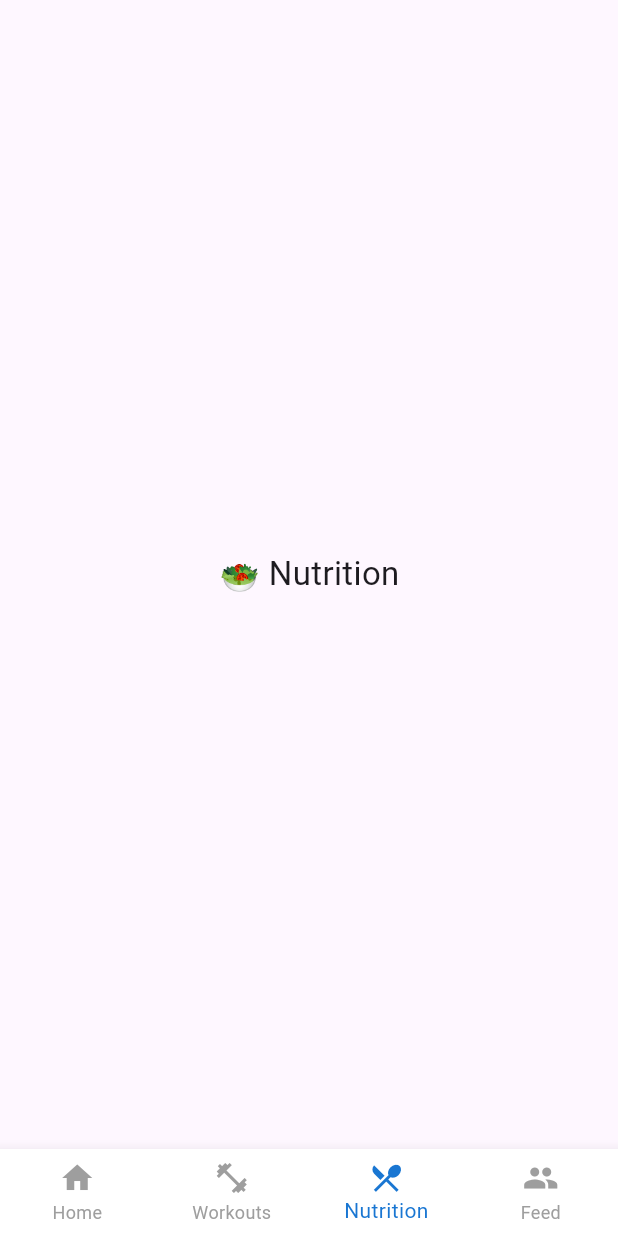
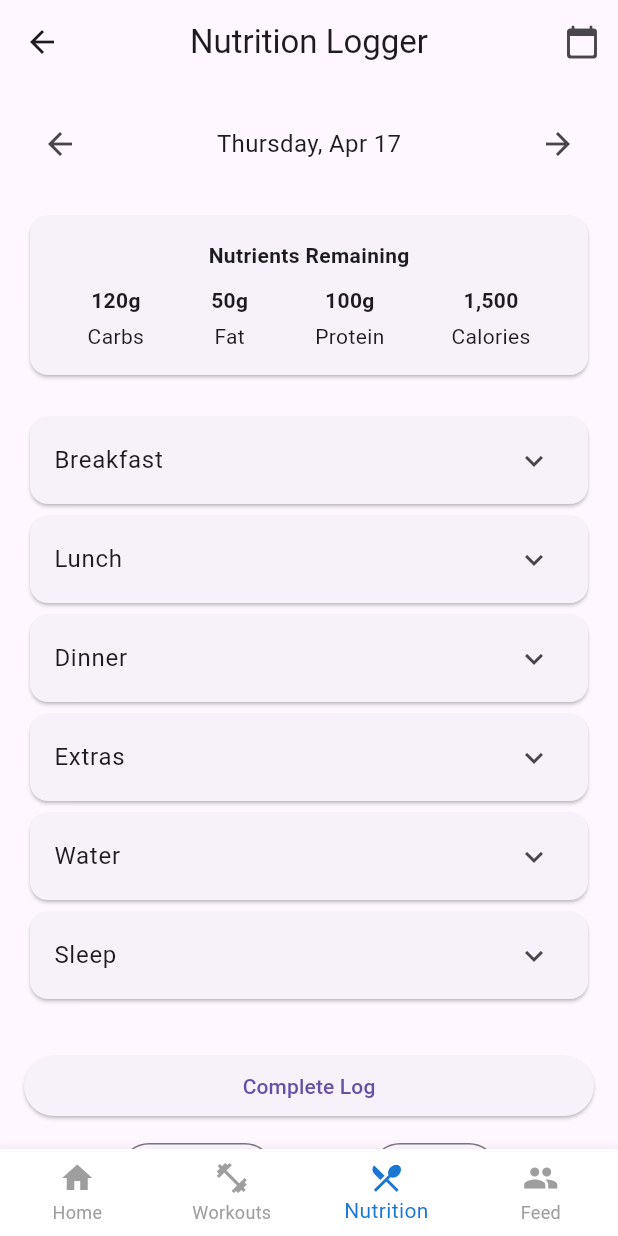
Before and after one commit to greg-rogers/Strive-Health-and-Nutriton, a Flutter app: the MainScaffold screen opened by its route, item 3 of the bottom bar chosen, on a phone screen of 412 x 824 dp. Run offline on Flutter 3.47's test engine with Material 3 defaults, Android fonts, the phone set to English and light mode, and no system bars; our stand-ins replace cloud_firestore, firebase_auth, firebase_core, firebase_storage, image_picker, logger and 1 more; accounts and stored records are empty.

Commit message:
Added basic nutrition UI, uploaded dataset uploaded nutrition dataset to Firebase using python script to clean data, excluded firebase key

```diff
--- a/lib/main.dart
+++ b/lib/main.dart
@@ -31,9 +31,10 @@ class MyApp extends StatelessWidget {
 
         '/home': (context) => const MainScaffold(initialIndex: 0),
         '/workout': (context) => const MainScaffold(initialIndex: 1),
-        '/feed': (context) => const MainScaffold(initialIndex: 2),
-        '/profile': (context) => const MainScaffold(initialIndex: 3),
+        '/nutrition': (context) => const MainScaffold(initialIndex: 2),
+        '/feed': (context) => const MainScaffold(initialIndex: 3),
 
+        '/profile' : (context) => const ProfileScreen(),
         '/notifications': (context) => const NotificationsScreen(),
         '/search': (context) => const SearchUsersScreen(),
         '/publicprofile': (context) {
--- /dev/null
+++ b/lib/screens/nutrition.dart
@@ -0,0 +1,129 @@
+import 'package:flutter/material.dart';
+import 'package:intl/intl.dart';
+
+
+class NutritionScreen extends StatelessWidget {
+  const NutritionScreen({super.key});
+
+  @override
+  Widget build(BuildContext context) {
+    final today = DateTime.now();
+
+    return Scaffold(
+      appBar: AppBar(
+        title: const Text('Nutrition Logger'),
+        actions: [
+          IconButton(
+            icon: Icon(Icons.calendar_today_rounded),
+            onPressed: () => NutritionScreen(),
+          ),
+        ],
+        centerTitle: true,
+      ),
+      body: ListView(
+        padding: const EdgeInsets.all(16),
+        children: [
+          Row(
+            mainAxisAlignment: MainAxisAlignment.spaceBetween,
+            children: [
+              IconButton(icon: const Icon(Icons.arrow_back), onPressed: () {}),
+              Text(DateFormat('EEEE, MMM d').format(today), style: const TextStyle(fontSize: 16)),
+              IconButton(icon: const Icon(Icons.arrow_forward), onPressed: () {}),
+            ],
+          ),
+
+          const SizedBox(height: 20),
+
+          // Calories Overview
+          _buildCaloriesCard(),
+
+          const SizedBox(height: 20),
+
+          // Meal Sections
+          _buildMealSection(context, "Breakfast"),
+          _buildMealSection(context, "Lunch"),
+          _buildMealSection(context, "Dinner"),
+          _buildMealSection(context, "Extras"),
+          _buildMealSection(context, "Water"),
+          _buildMealSection(context, "Sleep"),
+
+          const SizedBox(height: 30),
+
+          // Complete + Bottom Buttons
+          ElevatedButton(
+            onPressed: () {},
+            child: const Text("Complete Log"),
+          ),
+          const SizedBox(height: 10),
+          Row(
+            mainAxisAlignment: MainAxisAlignment.spaceEvenly,
+            children: [
+              OutlinedButton(onPressed: () {}, child: const Text("Nutrition")),
+              OutlinedButton(onPressed: () {}, child: const Text("Notes")),
+            ],
+          )
+        ],
+      ),
+    );
+  }
+
+  Widget _buildCaloriesCard() {
+    return Card(
+      child: Padding(
+        padding: const EdgeInsets.all(16),
+        child: Column(
+          children: const [
+            Text("Nutrients Remaining", style: TextStyle(fontWeight: FontWeight.bold)),
+            SizedBox(height: 10),
+            Row(
+              mainAxisAlignment: MainAxisAlignment.spaceAround,
+              children: [
+                _NutrientColumn(label: "Carbs", value: "120g"),
+                _NutrientColumn(label: "Fat", value: "50g"),
+                _NutrientColumn(label: "Protein", value: "100g"),
+                _NutrientColumn(label: "Calories", value: "1,500"),
+              ],
+            )
+          ],
+        ),
+      ),
+    );
+  }
+
+  Widget _buildMealSection(BuildContext context, String meal) {
+    return Card(
+      child: ExpansionTile(
+        title: Text(meal),
+        children: [
+          ListTile(
+            title: const Text("No items added"),
+            trailing: TextButton(
+              onPressed: () {
+                // Navigate to food search screen
+              },
+              child: const Text("Add Food"),
+            ),
+          )
+        ],
+      ),
+    );
+  }
+}
+
+class _NutrientColumn extends StatelessWidget {
+  final String label;
+  final String value;
+
+  const _NutrientColumn({required this.label, required this.value});
+
+  @override
+  Widget build(BuildContext context) {
+    return Column(
+      children: [
+        Text(value, style: const TextStyle(fontWeight: FontWeight.bold)),
+        const SizedBox(height: 4),
+        Text(label),
+      ],
+    );
+  }
+}
--- a/lib/widgets/main_scaffold.dart
+++ b/lib/widgets/main_scaffold.dart
@@ -1,4 +1,5 @@
 import 'package:flutter/material.dart';
+import 'package:flutter_testing/screens/nutrition.dart';
 import '/screens/screens.dart';
 
 class MainScaffold extends StatefulWidget {
@@ -21,7 +22,7 @@ class _MainScaffoldState extends State<MainScaffold> {
   final List<Widget> _pages = const [
     HomeScreen(),
     WorkoutScreen(),
-    Center(child: Text("🥗 Nutrition", style: TextStyle(fontSize: 22))),
+    NutritionScreen(),
     FeedScreen(),
   ];
 
```
Also changed, not shown: 3 other files.
